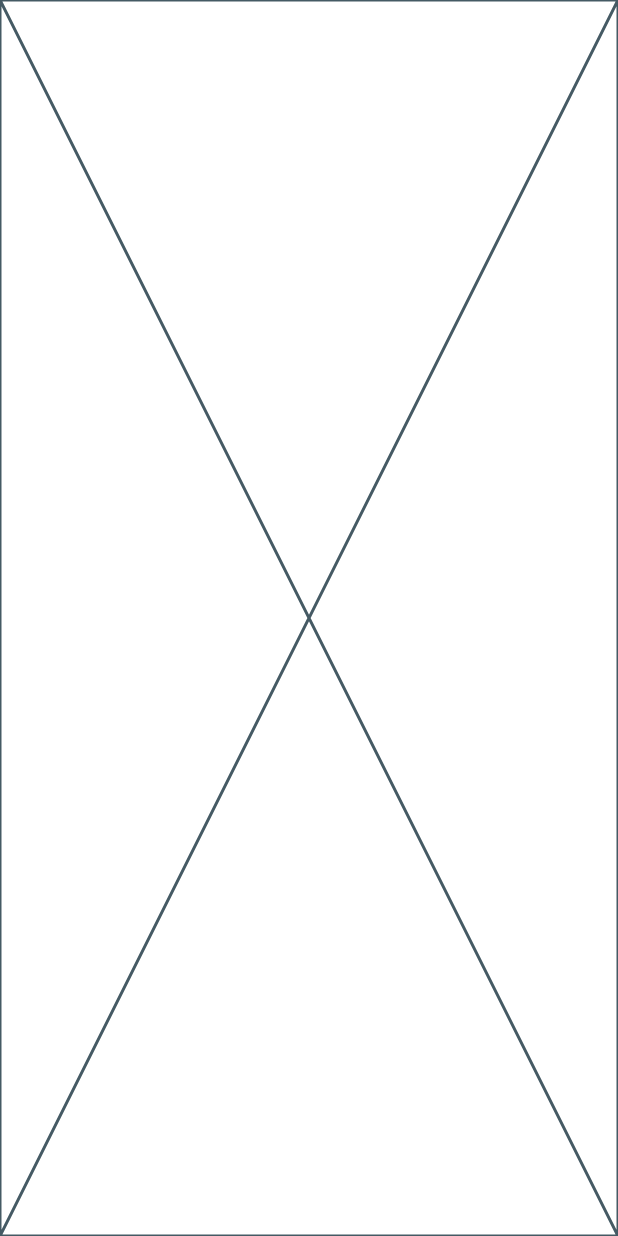
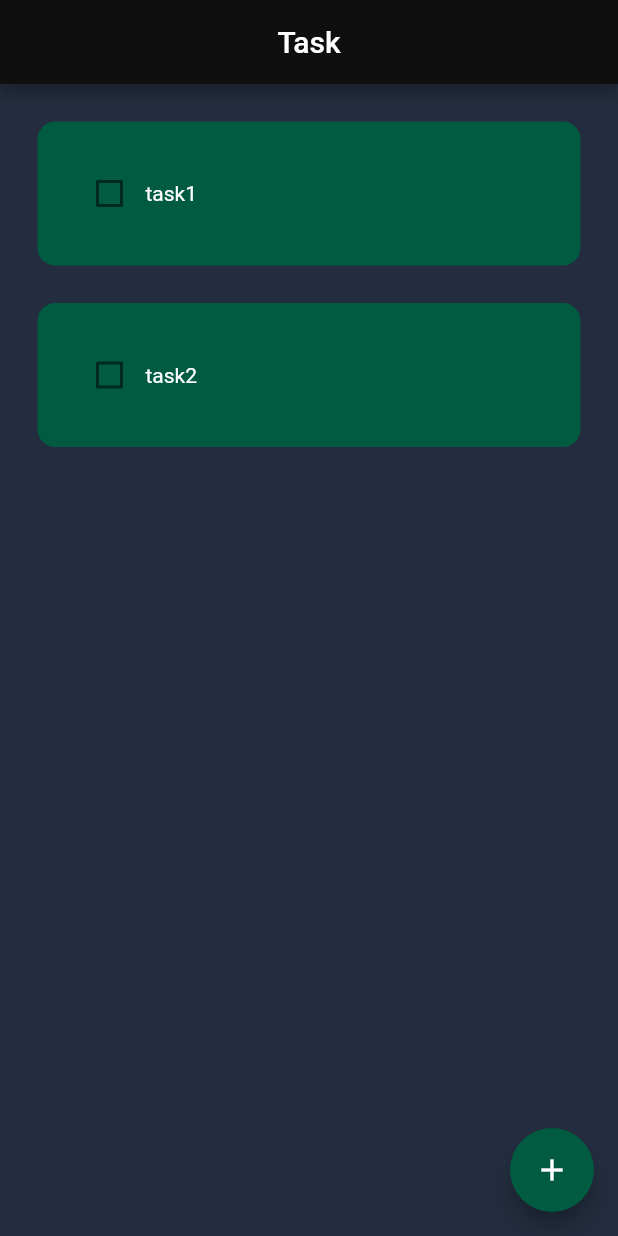
Before and after one commit to Kate-Kevin/ToDo-List, a Flutter app: the screen it shows after launch, on a phone screen of 412 x 824 dp. Run offline on Flutter 3.47's test engine with Material 2 defaults, Android fonts, the phone set to English and light mode, and no system bars.

Commit message:
Selesai Membuat task baru

```diff
--- a/lib/UI/home.dart
+++ b/lib/UI/home.dart
@@ -1,4 +1,9 @@
 import 'package:flutter/material.dart';
+import 'package:todo_list/UI/dialog_box.dart';
+import 'package:todo_list/UI/todo_tile.dart';
+import 'package:todo_list/shared/logic.dart';
+
+import '../shared/theme.dart';
 
 class Home extends StatefulWidget {
   const Home({super.key});
@@ -8,8 +13,55 @@ class Home extends StatefulWidget {
 }
 
 class _HomeState extends State<Home> {
+  final _controller = TextEditingController();
+
+  List toDoList = [
+    ["task1", false],
+    ["task2", false],
+  ];
+
   @override
   Widget build(BuildContext context) {
-    return const Placeholder();
+    return Scaffold(
+        backgroundColor: theme().scaffoldBackgroundColor,
+        appBar: AppBar(
+          backgroundColor: theme().primaryColorDark,
+          title: Text(
+            'Task',
+            style: TextStyle(color: theme().primaryColor),
+          ),
+          centerTitle: true,
+        ),
+        floatingActionButton: FloatingActionButton(
+          onPressed: () {
+            showDialog(
+                context: context,
+                builder: (context) {
+                  return DialogBox(
+                    controller: _controller,
+                    save: () {
+                      setState(() {
+                        Logic().save(toDoList, _controller);
+                      });
+                      Navigator.of(context).pop();
+                    },
+                  );
+                });
+          },
+          backgroundColor: theme().canvasColor,
+          child: const Icon(Icons.add),
+        ),
+        body: ListView.builder(
+            itemCount: toDoList.length,
+            itemBuilder: (context, index) {
+              return TodoTile(
+                  taskName: toDoList[index][0],
+                  taskStatus: toDoList[index][1],
+                  onChange: (value) {
+                    setState(() {
+                      toDoList[index][1] = !toDoList[index][1];
+                    });
+                  });
+            }));
   }
 }
--- /dev/null
+++ b/lib/UI/todo_tile.dart
@@ -0,0 +1,47 @@
+import 'package:flutter/material.dart';
+import 'package:todo_list/shared/theme.dart';
+
+class TodoTile extends StatelessWidget {
+  final String taskName;
+  final bool taskStatus;
+  final Function(bool?)? onChange;
+
+  const TodoTile({
+    super.key,
+    required this.taskName,
+    required this.taskStatus,
+    required this.onChange,
+  });
+
+  @override
+  Widget build(BuildContext context) {
+    return Padding(
+      padding: const EdgeInsets.fromLTRB(25, 25, 25, 0),
+      child: Container(
+        padding: const EdgeInsets.all(24),
+        decoration: BoxDecoration(
+            color: theme().canvasColor,
+            borderRadius: BorderRadius.circular(12)),
+        child: Row(
+          children: [
+            Checkbox(
+              value: taskStatus,
+              onChanged: onChange,
+              activeColor: theme().primaryColorDark,
+            ),
+            Text(
+              taskName,
+              style: TextStyle(
+                  color: theme().primaryColor,
+                  decoration: taskStatus
+                      ? TextDecoration.lineThrough
+                      : TextDecoration.none,
+                  decorationColor: theme().primaryColorDark,
+                  decorationThickness: 4),
+            ),
+          ],
+        ),
+      ),
+    );
+  }
+}
--- a/lib/main.dart
+++ b/lib/main.dart
@@ -14,7 +14,7 @@ class MyApp extends StatelessWidget {
   @override
   Widget build(BuildContext context) {
     return MaterialApp(
-      title: 'Flutter Demo',
+      title: 'Task List',
       theme: theme(),
       home: const Home(),
     );
--- /dev/null
+++ b/lib/shared/logic.dart
@@ -0,0 +1,7 @@
+import 'package:flutter/material.dart';
+
+class Logic{
+  void save(List list, TextEditingController text){
+    list.add([text.text , false]);
+  }
+}
--- a/lib/shared/theme.dart
+++ b/lib/shared/theme.dart
@@ -2,10 +2,10 @@ import 'package:flutter/material.dart';
 
 ThemeData theme(){
   return ThemeData(
-    primaryColor: Colors.green[700],
-    primaryColorLight: Colors.lightGreen[50],
-    primaryColorDark: Colors.lightGreen[500],
-    scaffoldBackgroundColor:Colors.lightGreen[50],
+    canvasColor: const Color.fromARGB(255, 0, 91, 65),
+    primaryColor: Colors.white,
+    primaryColorDark: const Color.fromARGB(255, 15, 15, 15),
+    scaffoldBackgroundColor:const Color.fromARGB(255, 35, 45, 63),
 
   );
 }
```
Also changed, not shown: lib/UI/dialog_box.dart (added, +47 -0 lines), lib/tools/button.dart (added, +25 -0 lines).
